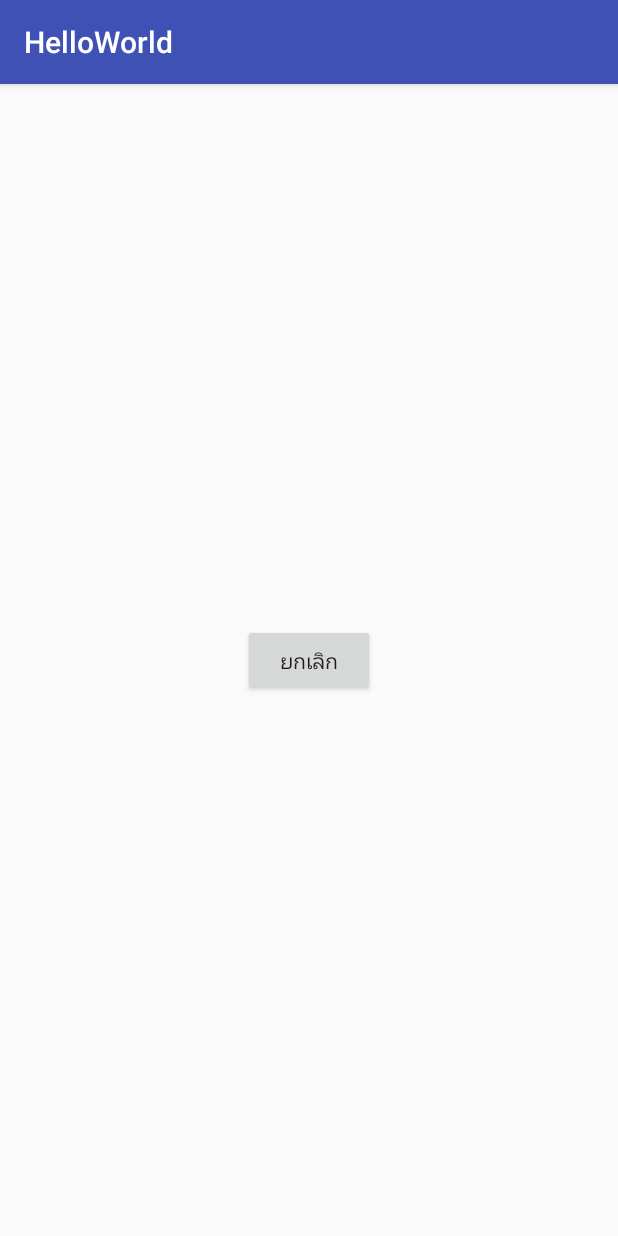
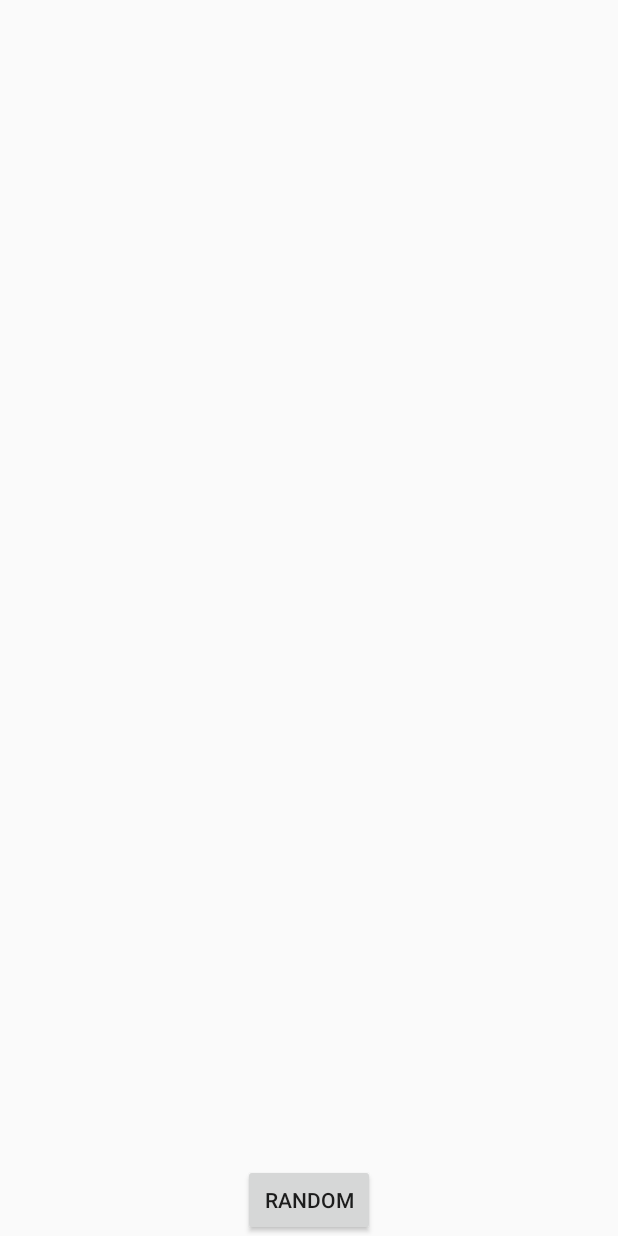
Before and after one commit to kokinoxp/HelloWorld, an Android app: the screen it shows after launch (MainActivity), on a phone screen of 412 x 824 dp. Run offline under Robolectric (Android 15) with nearby library versions, the phone set to English and light mode, and no system bars.

```diff
--- /dev/null
+++ b/app/src/main/java/com/orporsoft/orpor/helloworld/Dots.java
@@ -0,0 +1,33 @@
+package com.orporsoft.orpor.helloworld;
+
+import java.util.ArrayList;
+
+/**
+ * Created by AHTD 04 on 6/5/2559.
+ */
+public class Dots {
+    private ArrayList<Dot> dots=new ArrayList<Dot>();
+
+    public interface  OnDotsChangeListener{
+        void onDotsChange(Dots dots);
+    }
+
+    private OnDotsChangeListener onDotsChangeListener;
+
+    public void setOnDotsChangeListener(OnDotsChangeListener onDotsChangeListener) {
+        this.onDotsChangeListener = onDotsChangeListener;
+    }
+    public void insert(Dot dot){
+        dots.add(dot);
+        notifiyDotsChange();
+    }
+    public void clear(){
+        dots.clear();
+        notifiyDotsChange();
+    }
+    private void notifiyDotsChange() {
+        if(this.onDotsChangeListener!=null){
+            this.onDotsChangeListener.onDotsChange(this);
+        }
+    }
+}
--- a/app/src/main/java/com/orporsoft/orpor/helloworld/MainActivity.java
+++ b/app/src/main/java/com/orporsoft/orpor/helloworld/MainActivity.java
@@ -1,20 +1,41 @@
 package com.orporsoft.orpor.helloworld;
 
+import android.app.Activity;
 import android.support.v7.app.AppCompatActivity;
 import android.os.Bundle;
+import android.view.View;
+import android.widget.ListView;
 
-public class MainActivity extends AppCompatActivity {
+import java.util.Random;
+
+public class MainActivity extends Activity implements Dots.OnDotsChangeListener {
+    private static final int MAX_COORD_X = 300;
+    private static final int MAX_COORD_Y = 300;
+    private Dots mDots=new Dots();
+    private Random mGenrator=new Random();
+    private ListView mListView;
 
     @Override
     protected void onCreate(Bundle savedInstanceState) {
         super.onCreate(savedInstanceState);
         setContentView(R.layout.activity_main);
+
+        mListView=(ListView)findViewById(R.id.listView);
+        mListView.setAdapter(null);
+
+        mDots.setOnDotsChangeListener(this);
+
+    }
+    public void randomDot(View view){
+        int coordX=mGenrator.nextInt(MAX_COORD_X);
+        int coordY=mGenrator.nextInt(MAX_COORD_Y);
+
+       Dot dot=new Dot(coordY,coordX);
+        mDots.insert(dot);
     }
 
-    /**
-     * Created by AHTD 04 on 6/5/2559.
-     */
-    public static class Number {
+    @Override
+    public void onDotsChange(Dots dots) {
 
     }
 }
--- a/app/src/main/java/Number.java
+++ b/app/src/main/java/com/orporsoft/orpor/helloworld/Number.java
@@ -1,3 +1,5 @@
+package com.orporsoft.orpor.helloworld;
+
 /**
  * Created by AHTD 04 on 6/5/2559.
  */
--- a/app/src/main/res/layout/activity_main.xml
+++ b/app/src/main/res/layout/activity_main.xml
@@ -1,20 +1,26 @@
 <?xml version="1.0" encoding="utf-8"?>
-<RelativeLayout xmlns:android="http://schemas.android.com/apk/res/android"
+<LinearLayout xmlns:android="http://schemas.android.com/apk/res/android"
     xmlns:tools="http://schemas.android.com/tools"
     android:layout_width="match_parent"
     android:layout_height="match_parent"
-    android:paddingBottom="@dimen/activity_vertical_margin"
-    android:paddingLeft="@dimen/activity_horizontal_margin"
-    android:paddingRight="@dimen/activity_horizontal_margin"
-    android:paddingTop="@dimen/activity_vertical_margin"
-    tools:context="com.orporsoft.orpor.helloworld.MainActivity">
+    android:orientation="vertical"
+    >
 
+
+    <ListView
+        android:layout_width="match_parent"
+        android:layout_height="0dp"
+        android:id="@+id/listView"
+        android:layout_weight="1"
+
+        />
 
     <Button
         android:layout_width="wrap_content"
         android:layout_height="wrap_content"
-        android:text="@string/cancle"
-        android:id="@+id/button"
-        android:layout_centerVertical="true"
-        android:layout_centerHorizontal="true" />
-</RelativeLayout>
+        android:text="@string/random"
+        android:layout_weight="0"
+        android:layout_gravity="center_horizontal"
+        android:onClick="randomDot"
+        android:id="@+id/btnRandom" />
+</LinearLayout>
--- a/app/src/main/res/values/strings.xml
+++ b/app/src/main/res/values/strings.xml
@@ -2,4 +2,5 @@
 <resources>
     <string name="app_name">HelloWorld</string>
     <string name="cancle">ยกเลิก</string>
+    <string name="random">Random</string>
 </resources>
```
Also changed, not shown: app/src/main/java/DotListAdapter.java (added, +41 -0 lines), app/src/main/java/com/orporsoft/orpor/helloworld/Dot.java (added, +30 -0 lines), app/src/main/res/layout/layout.xml (added, +21 -0 lines).
